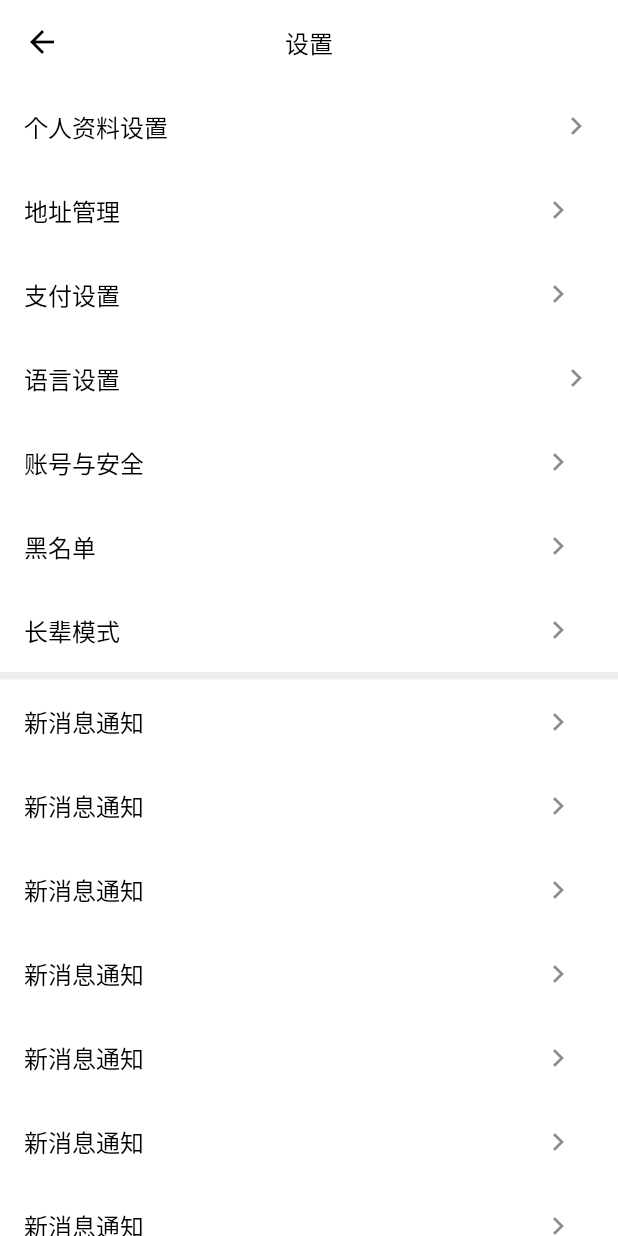
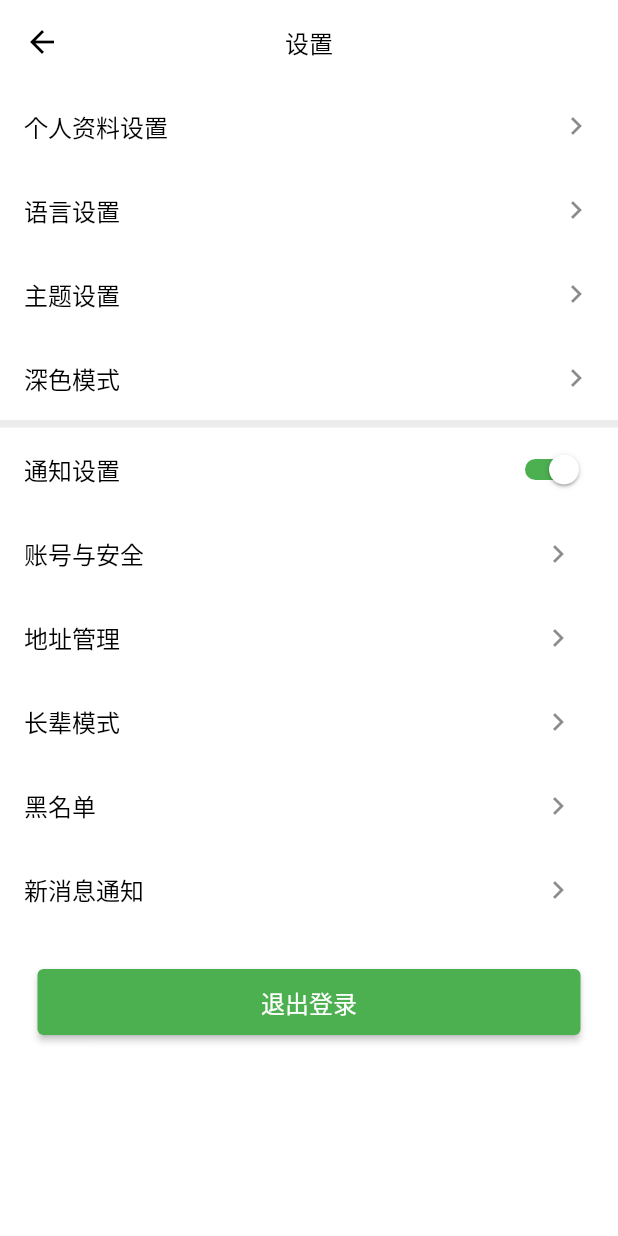
Before and after one commit to deepindo/DoFlutter, a Flutter app: the MePage screen opened directly, after a tap on the "settings" icon, on a phone screen of 412 x 824 dp. Run offline on Flutter 3.47's test engine with Material 2 defaults, Android fonts, the phone set to English and light mode, and no system bars; our stand-ins replace banner_carousel, flutter_swiper, get, webview_flutter; network calls fail.

Commit message:
1. Radio&RadioListTile&Checkbox&CheckboxListTile&Switch使用; 2.其他细节调整

```diff
--- a/lib/global/do_size.dart
+++ b/lib/global/do_size.dart
@@ -1,5 +1,3 @@
-import 'package:flutter/material.dart';
-
 class DoSize {
   static const double doMargin = 25;
   // static const double DoMargin = 25;
--- a/lib/global/do_theme.dart
+++ b/lib/global/do_theme.dart
@@ -37,7 +37,7 @@ final ThemeData doThemeData = ThemeData(
   hoverColor: Colors.white.withOpacity(0.5),
 
   textTheme: const TextTheme(
-    bodyText2: TextStyle(
+    bodyMedium: TextStyle(
         // color: DoColors.unactive, // 文字颜色
         ),
   ),
--- a/lib/pages/auth/register_page.dart
+++ b/lib/pages/auth/register_page.dart
@@ -11,7 +11,7 @@ class _RegisterPageState extends State<RegisterPage> {
   @override
   Widget build(BuildContext context) {
     return Scaffold(
-      appBar: AppBar(title: Text("注册")),
+      appBar: AppBar(title: const Text("注册")),
       body: Stack(
         children: [
           Positioned(
@@ -76,7 +76,7 @@ class _RegisterPageState extends State<RegisterPage> {
                 const SizedBox(
                   height: 30,
                 ),
-                Container(
+                SizedBox(
                     width: MediaQuery.of(context).size.width - 50,
                     height: 44,
                     // padding: const EdgeInsets.symmetric(horizontal: 5),
--- a/lib/pages/subs/profile_page.dart
+++ b/lib/pages/subs/profile_page.dart
@@ -10,8 +10,6 @@ class ProfilePage extends StatefulWidget {
 class _ProfilePageState extends State<ProfilePage> {
   @override
   Widget build(BuildContext context) {
-    return Container(
-      child: Text("profile"),
-    );
+    return const Text("profile");
   }
 }
--- a/lib/pages/subs/search_page.dart
+++ b/lib/pages/subs/search_page.dart
@@ -1,5 +1,3 @@
-import 'dart:ffi';
-
 import 'package:flutter/material.dart';
 
 class SearchPage extends StatefulWidget {
@@ -88,7 +86,7 @@ class WrapButton extends StatelessWidget {
 
   //测试可选位置参数
   void _test(String a, String b, [String? c]) {
-    print("$a-$b-$c");
+    // print("$a-$b-$c");
   }
 
   @override
--- a/lib/pages/subs/setting_page.dart
+++ b/lib/pages/subs/setting_page.dart
@@ -1,3 +1,4 @@
+import 'package:doflutter/global/do_colors.dart';
 import 'package:flutter/material.dart';
 // import 'package:fluttertoast/fluttertoast.dart';
 
@@ -9,6 +10,7 @@ class SettingPage extends StatefulWidget {
 }
 
 class _SettingPageState extends State<SettingPage> {
+  bool _isEnableNotification = true;
   @override
   Widget build(BuildContext context) {
     return Scaffold(
@@ -25,6 +27,64 @@ class _SettingPageState extends State<SettingPage> {
             ),
             trailing: const Icon(Icons.keyboard_arrow_right),
           ),
+
+          ListTile(
+            onTap: _changeLanguageDialog,
+            title: const Text(
+              "语言设置",
+              style: TextStyle(color: Colors.black, fontSize: 16),
+            ),
+            trailing: const Icon(Icons.keyboard_arrow_right),
+          ),
+          ListTile(
+            onTap: _changeLanguageDialog,
+            title: const Text(
+              "主题设置",
+              style: TextStyle(color: Colors.black, fontSize: 16),
+            ),
+            trailing: const Icon(Icons.keyboard_arrow_right),
+          ),
+          ListTile(
+            onTap: _changeLanguageDialog,
+            title: const Text(
+              "深色模式",
+              style: TextStyle(color: Colors.black, fontSize: 16),
+            ),
+            trailing: const Icon(Icons.keyboard_arrow_right),
+          ),
+          Container(
+            height: 5,
+            decoration: const BoxDecoration(
+              color: Color.fromARGB(255, 237, 236, 236),
+            ),
+          ),
+          ListTile(
+            title: const Text(
+              "通知设置",
+              style: TextStyle(color: Colors.black, fontSize: 16),
+            ),
+            trailing: Switch(
+              activeColor: Colors.white,
+              activeTrackColor: Colors.green,
+              inactiveThumbColor: Colors.white,
+              inactiveTrackColor: DoColors.black9,
+              value: _isEnableNotification,
+              onChanged: (value) {
+                //print("切换为${value}");
+                setState(() {
+                  _isEnableNotification = value;
+                });
+              },
+            ),
+          ),
+          ListTile(
+            title: const Text(
+              "账号与安全",
+              style: TextStyle(color: Colors.black, fontSize: 16),
+            ),
+            trailing: IconButton(
+                onPressed: () {}, icon: const Icon(Icons.keyboard_arrow_right)),
+          ),
           ListTile(
             title: const Text(
               "地址管理",
@@ -35,23 +95,7 @@ class _SettingPageState extends State<SettingPage> {
           ),
           ListTile(
             title: const Text(
-              "支付设置",
-              style: TextStyle(color: Colors.black, fontSize: 16),
-            ),
-            trailing: IconButton(
-                onPressed: () {}, icon: const Icon(Icons.keyboard_arrow_right)),
-          ),
-          ListTile(
-            onTap: _changeLanguageDialog,
-            title: const Text(
-              "语言设置",
-              style: TextStyle(color: Colors.black, fontSize: 16),
-            ),
-            trailing: const Icon(Icons.keyboard_arrow_right),
-          ),
-          ListTile(
-            title: const Text(
-              "账号与安全",
+              "长辈模式",
               style: TextStyle(color: Colors.black, fontSize: 16),
             ),
             trailing: IconButton(
@@ -67,74 +111,13 @@ class _SettingPageState extends State<SettingPage> {
           ),
           ListTile(
             title: const Text(
-              "长辈模式",
-              style: TextStyle(color: Colors.black, fontSize: 16),
-            ),
-            trailing: IconButton(
-                onPressed: () {}, icon: const Icon(Icons.keyboard_arrow_right)),
-          ),
-          Container(
-            height: 5,
-            decoration: const BoxDecoration(
-              color: Color.fromARGB(255, 237, 236, 236),
-            ),
-          ),
-          ListTile(
-            title: const Text(
               "新消息通知",
               style: TextStyle(color: Colors.black, fontSize: 16),
             ),
             trailing: IconButton(
                 onPressed: () {}, icon: const Icon(Icons.keyboard_arrow_right)),
           ),
-          ListTile(
-            title: const Text(
-              "新消息通知",
-              style: TextStyle(color: Colors.black, fontSize: 16),
-            ),
-            trailing: IconButton(
-                onPressed: () {}, icon: const Icon(Icons.keyboard_arrow_right)),
-          ),
-          ListTile(
-            title: const Text(
-              "新消息通知",
-              style: TextStyle(color: Colors.black, fontSize: 16),
-            ),
-            trailing: IconButton(
-                onPressed: () {}, icon: const Icon(Icons.keyboard_arrow_right)),
-          ),
-          ListTile(
-            title: const Text(
-              "新消息通知",
-              style: TextStyle(color: Colors.black, fontSize: 16),
-            ),
-            trailing: IconButton(
-                onPressed: () {}, icon: const Icon(Icons.keyboard_arrow_right)),
-          ),
-          ListTile(
-            title: const Text(
-              "新消息通知",
-              style: TextStyle(color: Colors.black, fontSize: 16),
-            ),
-            trailing: IconButton(
-                onPressed: () {}, icon: const Icon(Icons.keyboard_arrow_right)),
-          ),
-          ListTile(
-            title: const Text(
-              "新消息通知",
-              style: TextStyle(color: Colors.black, fontSize: 16),
-            ),
-            trailing: IconButton(
-                onPressed: () {}, icon: const Icon(Icons.keyboard_arrow_right)),
-          ),
-          ListTile(
-            title: const Text(
-              "新消息通知",
-              style: TextStyle(color: Colors.black, fontSize: 16),
-            ),
-            trailing: IconButton(
-                onPressed: () {}, icon: const Icon(Icons.keyboard_arrow_right)),
-          ),
+
           // const SizedBox(
           //   height: 20,
           // ),
@@ -219,7 +202,7 @@ class _SettingPageState extends State<SettingPage> {
             ),
           );
         });
-    print(result);
+    // print(result);
   }
 
   //选择语言事件
--- a/lib/pages/subs/web_page.dart
+++ b/lib/pages/subs/web_page.dart
@@ -17,7 +17,7 @@ class _WebPageState extends State<WebPage> {
   @override
   void initState() {
     super.initState();
-    print(Get.arguments);
+    // print(Get.arguments);
 
     _webVC = WebViewController()
       ..setJavaScriptMode(JavaScriptMode.unrestricted)
--- a/lib/pages/tabBar/book_page.dart
+++ b/lib/pages/tabBar/book_page.dart
@@ -71,7 +71,7 @@ class _BookPageState extends State<BookPage> {
               icon: const Icon(Icons.search)),
           IconButton(
               onPressed: () {
-                print("web");
+                // print("web");
                 //   Navigator.pushNamed(context, "/web",
                 //       arguments: {"title": "最新活动", "aid": 12});
                 // Get.toNamed("web",
@@ -85,7 +85,7 @@ class _BookPageState extends State<BookPage> {
                         content:
                             "Flutter 目前已经支持macOS、Windows、Linux、Android、iOS、Web等多个平台这些平台中除了Web平台会比较特殊一些，因为除了它其余的“平台”都是操作系统",
                         onTap: () {
-                          print("close");
+                          // print("close");
                           Navigator.pop(context);
                         },
                       );
@@ -103,6 +103,5 @@ class _BookPageState extends State<BookPage> {
         children: _initBookList(),
       ),
     );
-    ;
   }
 }
--- a/lib/pages/tabBar/home_page.dart
+++ b/lib/pages/tabBar/home_page.dart
@@ -41,10 +41,10 @@ class _HomePageState extends State<HomePage> {
         elevation: 0.5,
         title: PageHeader(
           onTapSearch: () {
-            print("search");
+            // print("search");
           },
           onTapMessage: () {
-            print("message");
+            // print("message");
             Get.toNamed("web", arguments: {"title": "Flutter实战二", "aid": 12});
           },
         ),
@@ -57,7 +57,7 @@ class _HomePageState extends State<HomePage> {
             height: 200,
             child: _flutterSwiper(),
           ),
-          SizedBox(
+          const SizedBox(
             height: 20,
           ),
           _menuGridView(),
--- a/lib/pages/tabBar/me_page.dart
+++ b/lib/pages/tabBar/me_page.dart
@@ -63,23 +63,29 @@ class _MePageState extends State<MePage> {
                     Image.network(
                         "https://www.itying.com/images/flutter/5.png"),
                   ],
-                  accountName: const Text("紫川秀"),
-                  accountEmail: const Text("zichuanxiu@qq.com"),
+                  accountName: const Text(
+                    "紫川秀",
+                    style: TextStyle(color: Colors.white),
+                  ),
+                  accountEmail: const Text(
+                    "zichuanxiu@qq.com",
+                    style: TextStyle(color: Colors.white),
+                  ),
                 ),
               ),
             ],
           ),
           const ListTile(
             leading: Icon(Icons.play_circle),
-            title: Text("直播"),
+            title: Text("订单"),
           ),
           const ListTile(
             leading: Icon(Icons.wallet),
-            title: Text("钱包"),
+            title: Text("任务"),
           ),
           const ListTile(
             leading: Icon(Icons.album),
-            title: Text("相册"),
+            title: Text("喜欢"),
           ),
           const ListTile(
             leading: Icon(Icons.favorite),
--- a/lib/pages/tabBar/post_page.dart
+++ b/lib/pages/tabBar/post_page.dart
@@ -10,7 +10,7 @@ class PostPage extends StatefulWidget {
 class _PostPageState extends State<PostPage> {
   @override
   Widget build(BuildContext context) {
-    return Center(
+    return const Center(
       child: Text("post"),
     );
   }
```
Also changed, not shown: lib/pages/auth/login_page.dart (+19 -6 lines), lib/pages/subs/form_page.dart (+84 -7 lines), lib/pages/tabBar/course_page.dart (+11 -14 lines), 1 other file.
